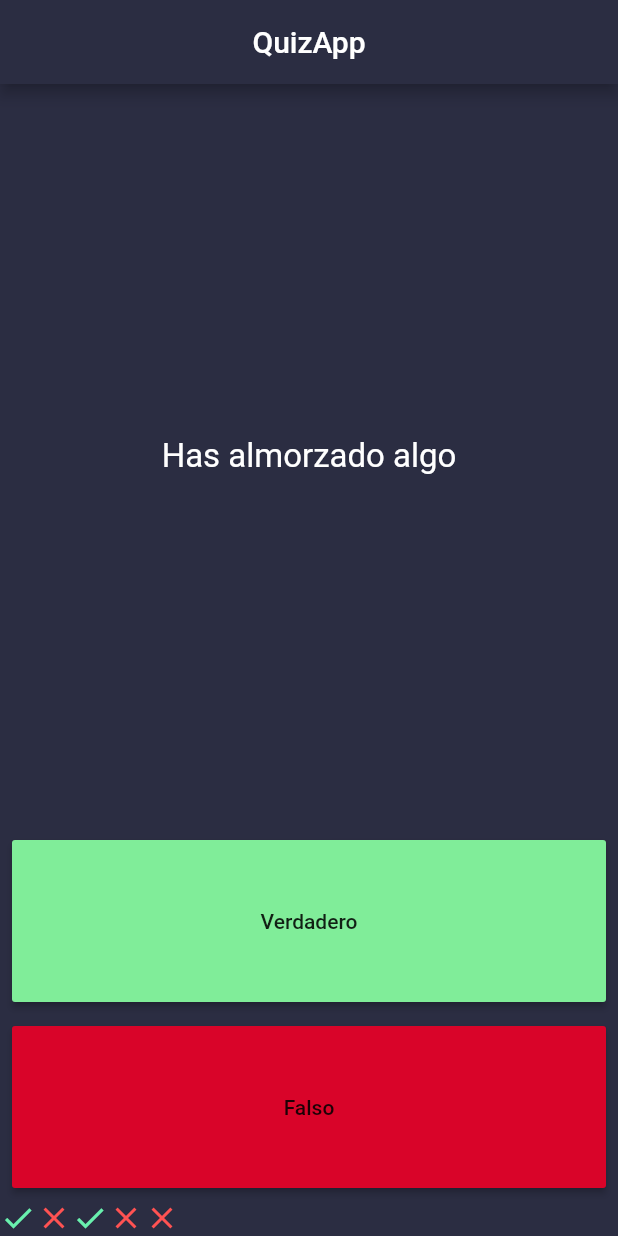
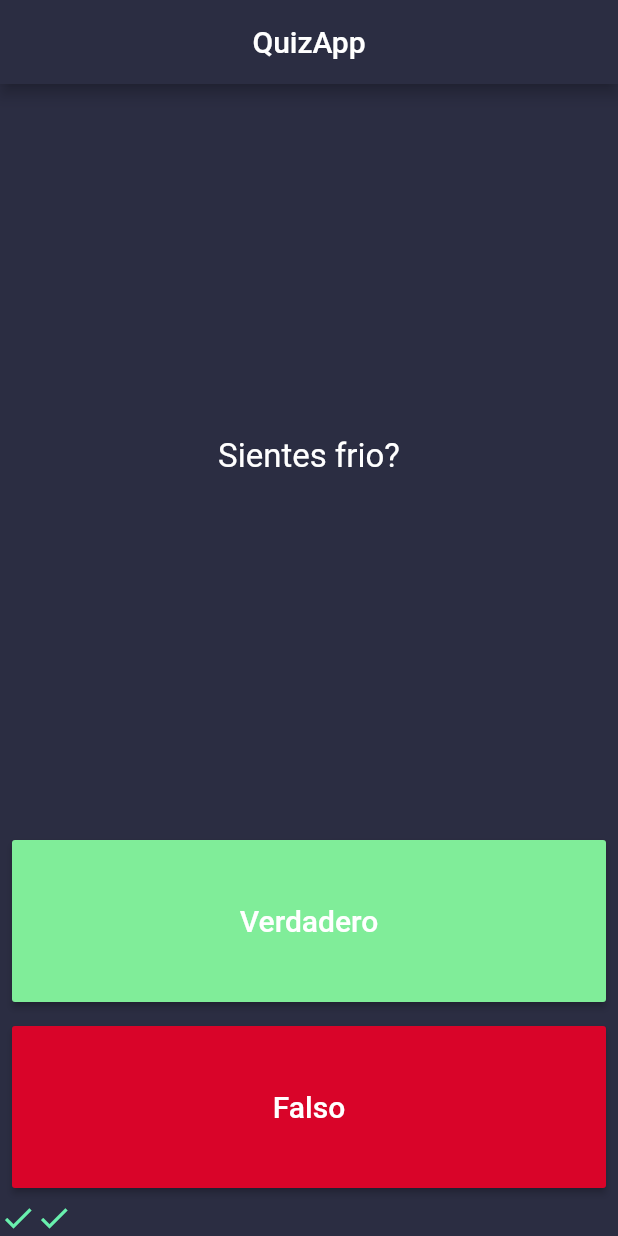
Before and after one commit to kasdeya78/codigo2_semana52, a Flutter app: the screen it shows after launch, after a tap on "Verdadero", after a tap on "Falso", on a phone screen of 412 x 824 dp. Run offline on Flutter 3.47's test engine with Material 2 defaults, Android fonts, the light colour scheme and no system bars.

Commit message:
domingo elecciones

```diff
--- a/lib/main.dart
+++ b/lib/main.dart
@@ -22,9 +22,9 @@ class _QuizPageState extends State<QuizPage> {
   int questionNumber = 0;
 
   List<String> questions = [
-    "El hombre llleg[o a la Luna",
-    "Has almorzado algo",
-    "Sientes frio",
+    "El hombre llegó a la Luna?",
+    "Has almorzado algo?",
+    "Sientes frio?",
     "Vas a salir manana?"
   ];
 
@@ -35,12 +35,7 @@ class _QuizPageState extends State<QuizPage> {
     true,
   ];
 
-  List<Icon> scoreKeeper = [
-    Icon(Icons.check, color: Colors.greenAccent),
-    Icon(Icons.close, color: Colors.redAccent),
-    Icon(Icons.check, color: Colors.greenAccent),
-    Icon(Icons.close, color: Colors.redAccent),
-  ];
+  List<Icon> scoreKeeper = [];
 
   @override
   Widget build(BuildContext context) {
@@ -76,17 +71,34 @@ class _QuizPageState extends State<QuizPage> {
               padding: const EdgeInsets.all(8.0),
               child: MaterialButton(
                 onPressed: () {
+                  bool correctAnswer = answer[questionNumber];
+
+                  if (correctAnswer == true) {
+                    scoreKeeper.add(
+                      Icon(
+                        Icons.check,
+                        color: Colors.greenAccent,
+                      ),
+                    );
+                  } else {
+                    scoreKeeper.add(
+                      Icon(
+                        Icons.close,
+                        color: Colors.redAccent,
+                      ),
+                    );
+                  }
+
                   questionNumber++;
-                  scoreKeeper.add(
-                    Icon(
-                      Icons.close,
-                      color: Colors.redAccent,
-                    ),
-                  );
+
                   setState(() {});
                 },
                 child: Text(
                   "Verdadero",
+                  style: TextStyle(
+                    fontSize: 20,
+                    color: Colors.white,
+                  ),
                 ),
                 color: Color(0xFF80ed99),
               ),
@@ -97,9 +109,35 @@ class _QuizPageState extends State<QuizPage> {
             child: Padding(
               padding: const EdgeInsets.all(8.0),
               child: MaterialButton(
-                onPressed: () {},
+                onPressed: () {
+                  bool correctAnswer = answer[questionNumber];
+
+                  if (correctAnswer == false) {
+                    scoreKeeper.add(
+                      Icon(
+                        Icons.check,
+                        color: Colors.greenAccent,
+                      ),
+                    );
+                  } else {
+                    scoreKeeper.add(
+                      Icon(
+                        Icons.close,
+                        color: Colors.redAccent,
+                      ),
+                    );
+                  }
+
+                  questionNumber++;
+
+                  setState(() {});
+                },
                 child: Text(
                   "Falso",
+                  style: TextStyle(
+                    fontSize: 20,
+                    color: Colors.white,
+                  ),
                 ),
                 color: Color(0XFFd90429),
               ),
```
